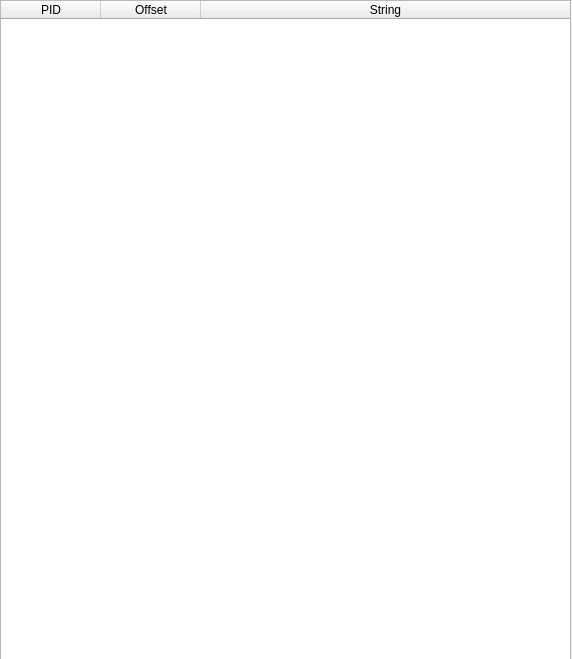
Qt form qtNanomite/qtDLGStringView.ui (zer0fl4g/Nanomite) before a commit.
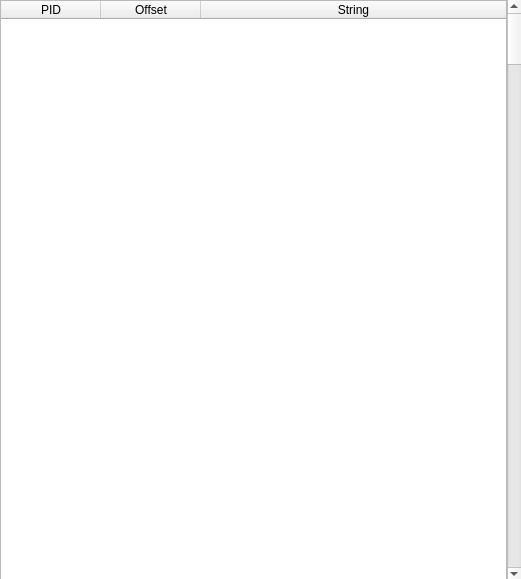
The same form after that commit. Icons and pictures are not drawn.

Patch:
```diff
--- a/qtNanomite/qtDLGStringView.ui
+++ b/qtNanomite/qtDLGStringView.ui
@@ -24,8 +24,8 @@
    <rect>
     <x>0</x>
     <y>0</y>
-    <width>572</width>
-    <height>659</height>
+    <width>521</width>
+    <height>579</height>
    </rect>
   </property>
   <property name="sizePolicy">
@@ -46,16 +46,28 @@
     <rect>
      <x>0</x>
      <y>0</y>
-     <width>571</width>
-     <height>661</height>
+     <width>521</width>
+     <height>581</height>
     </rect>
    </property>
-   <layout class="QVBoxLayout" name="verticalLayout">
+   <layout class="QHBoxLayout" name="horizontalLayout">
+    <property name="spacing">
+     <number>0</number>
+    </property>
     <item>
      <widget class="QTableWidget" name="tblStringView">
       <property name="contextMenuPolicy">
        <enum>Qt::CustomContextMenu</enum>
       </property>
+      <property name="verticalScrollBarPolicy">
+       <enum>Qt::ScrollBarAlwaysOff</enum>
+      </property>
+      <property name="horizontalScrollBarPolicy">
+       <enum>Qt::ScrollBarAlwaysOff</enum>
+      </property>
+      <property name="autoScroll">
+       <bool>false</bool>
+      </property>
       <property name="editTriggers">
        <set>QAbstractItemView::NoEditTriggers</set>
       </property>
@@ -91,6 +103,13 @@
       </column>
      </widget>
     </item>
+    <item>
+     <widget class="QScrollBar" name="stringScroll">
+      <property name="orientation">
+       <enum>Qt::Vertical</enum>
+      </property>
+     </widget>
+    </item>
    </layout>
   </widget>
  </widget>
```
Left out of the diff: 20 changed lines with no effect on the pictures.
